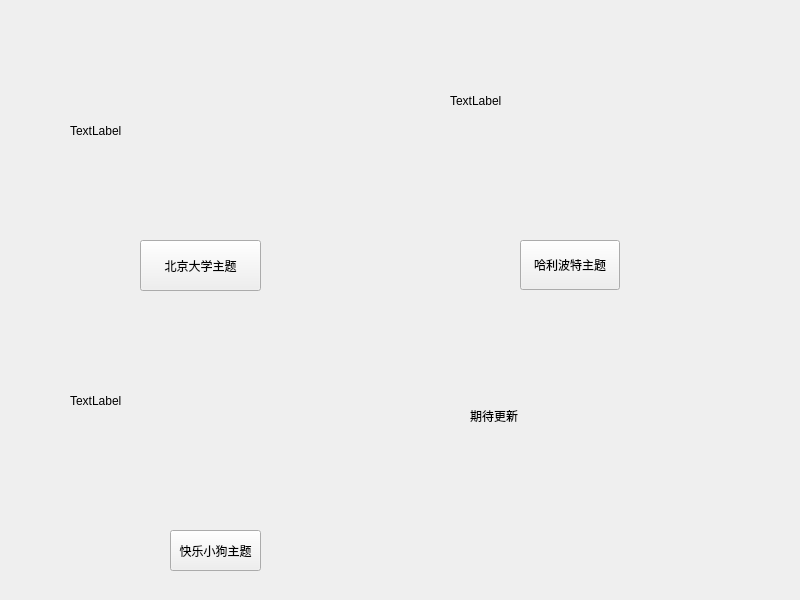
Above: realProgect/choosetheme.ui from Arthur381/QTproject before the change. Below: the same form after it.
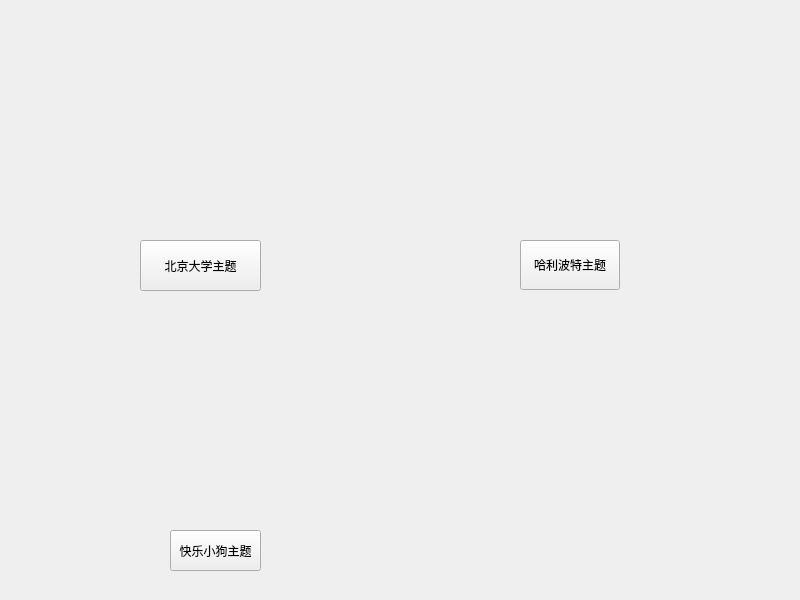
That is the form after the change. Custom widgets are drawn as their Qt base class.

Commit message: 再更新一次

Diff of the .ui file:
```diff
--- a/realProgect/choosetheme.ui
+++ b/realProgect/choosetheme.ui
@@ -53,27 +53,27 @@
   <widget class="QLabel" name="label">
    <property name="geometry">
     <rect>
-     <x>70</x>
-     <y>30</y>
+     <x>100</x>
+     <y>20</y>
      <width>231</width>
      <height>201</height>
     </rect>
    </property>
    <property name="text">
-    <string>TextLabel</string>
+    <string/>
    </property>
   </widget>
   <widget class="QLabel" name="label_2">
    <property name="geometry">
     <rect>
-     <x>450</x>
-     <y>0</y>
+     <x>470</x>
+     <y>20</y>
      <width>221</width>
      <height>201</height>
     </rect>
    </property>
    <property name="text">
-    <string>TextLabel</string>
+    <string/>
    </property>
   </widget>
   <widget class="QPushButton" name="PKU">
@@ -92,14 +92,14 @@
   <widget class="QLabel" name="label_3">
    <property name="geometry">
     <rect>
-     <x>70</x>
-     <y>300</y>
+     <x>100</x>
+     <y>310</y>
      <width>231</width>
      <height>201</height>
     </rect>
    </property>
    <property name="text">
-    <string>TextLabel</string>
+    <string/>
    </property>
   </widget>
   <widget class="QPushButton" name="HappyDog">
@@ -119,13 +119,13 @@
    <property name="geometry">
     <rect>
      <x>470</x>
-     <y>340</y>
-     <width>191</width>
-     <height>151</height>
+     <y>310</y>
+     <width>231</width>
+     <height>201</height>
     </rect>
    </property>
    <property name="text">
-    <string>期待更新</string>
+    <string/>
    </property>
   </widget>
  </widget>
```
Left out of the diff: 8 changed lines with no effect on the pictures. The commit also changes 21 other files.
